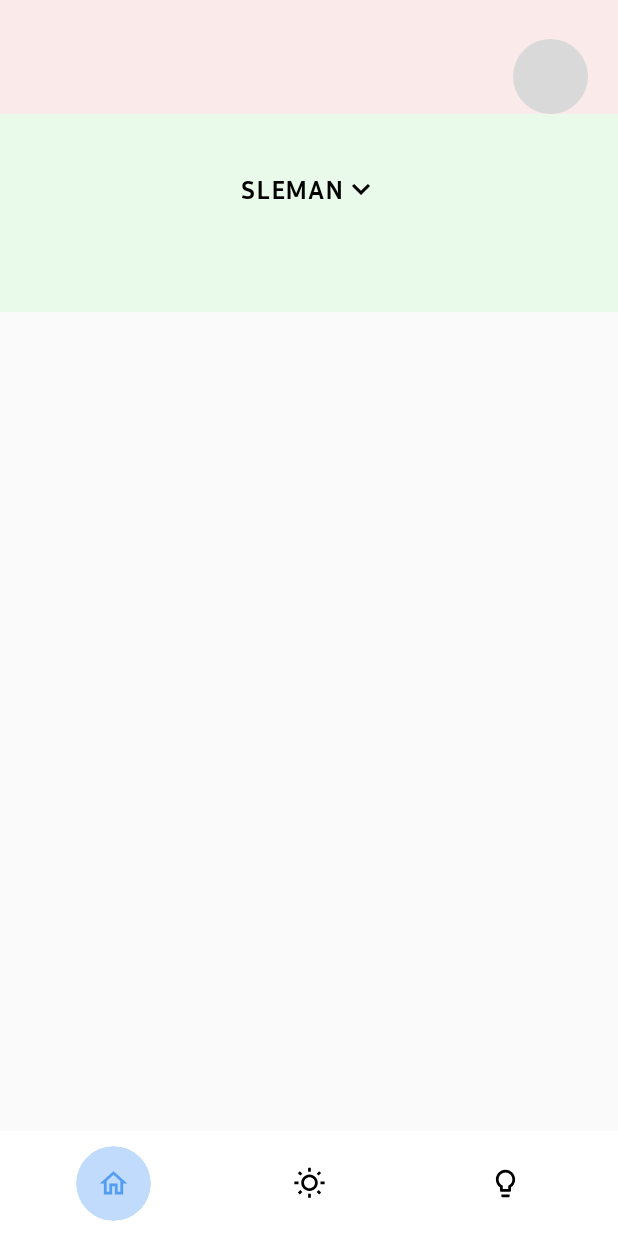
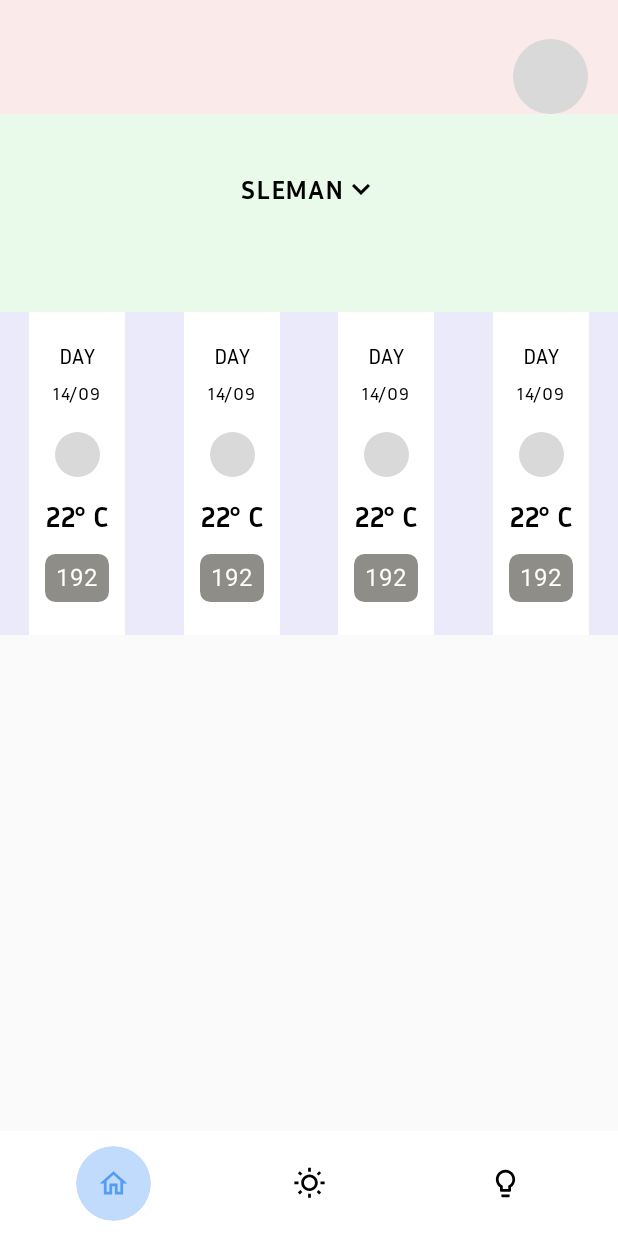
Before and after one commit to ahmadzakiakmal/EnviroLink, an Android app built with Jetpack Compose: the screen it shows after launch (MainActivity), on a phone screen of 412 x 824 dp. Run offline under Robolectric (Android 15) with nearby library versions, the phone set to English and light mode, and no system bars.

Commit message:
feat: add weather section

```diff
--- a/app/src/main/java/com/example/envirolink/MainActivity.kt
+++ b/app/src/main/java/com/example/envirolink/MainActivity.kt
@@ -10,6 +10,7 @@ import androidx.compose.foundation.layout.Box
 import androidx.compose.foundation.layout.Column
 import androidx.compose.foundation.layout.PaddingValues
 import androidx.compose.foundation.layout.Row
+import androidx.compose.foundation.layout.Spacer
 import androidx.compose.foundation.layout.fillMaxSize
 import androidx.compose.foundation.layout.fillMaxWidth
 import androidx.compose.foundation.layout.height
@@ -17,6 +18,7 @@ import androidx.compose.foundation.layout.padding
 import androidx.compose.foundation.layout.size
 import androidx.compose.foundation.layout.width
 import androidx.compose.foundation.shape.CircleShape
+import androidx.compose.foundation.shape.RoundedCornerShape
 import androidx.compose.material.icons.Icons
 import androidx.compose.material.icons.filled.Favorite
 import androidx.compose.material.icons.filled.Home
@@ -84,8 +86,20 @@ class MainActivity : ComponentActivity() {
                                 tint = Color.Black                      // Optional: Change the color of the icon
                             )
                         }
+                        Row(
+                            horizontalArrangement = Arrangement.SpaceAround,
+                            modifier = Modifier
+                                .background(Color(0x100000FF))
+                                .fillMaxWidth()
+                        ) {
+                            DayBox(today = false)
+                            DayBox(today = true)
+                            DayBox(today = false)
+                            DayBox(today = false)
+                        }
                     }
-                    Row(
+
+                    Row( // Navbar
                         Modifier
                             .fillMaxWidth()
                             .background(Color.White)
@@ -158,3 +172,42 @@ fun PlaceholderCircle() {
     ) {
     }
 }
+
+@Composable
+fun DayBox(today: Boolean) {
+    Column(
+        modifier = Modifier
+            .background(Color.White)
+            .width(64.dp)
+            .padding(top = 18.dp, bottom = 22.dp),
+        horizontalAlignment = Alignment.CenterHorizontally
+    ) {
+        Text("DAY", fontFamily = InriaSansFamily, fontSize = 14.sp)
+        Text(
+            "14/09",
+            fontSize = 12.sp,
+            fontFamily = InriaSansFamily,
+        )
+        Box(
+            Modifier
+                .padding(14.dp)
+                .clip(CircleShape)
+                .size(30.dp)
+                .background(Color(0xFFD9D9D9))
+        )
+        Text("22° C", fontSize = 19.sp, fontFamily = InriaSansFamily, fontWeight = FontWeight.Bold)
+        Spacer(Modifier.height(13.dp))
+        Box(
+            Modifier
+                .clip(RoundedCornerShape(7.dp))
+                .background(Color(0xFF8E8D88))
+        ) {
+            Text(
+                "192",
+                color = Color.White,
+                modifier = Modifier
+                    .padding(vertical = 4.dp, horizontal = 7.dp)
+            )
+        }
+    }
+}
```
